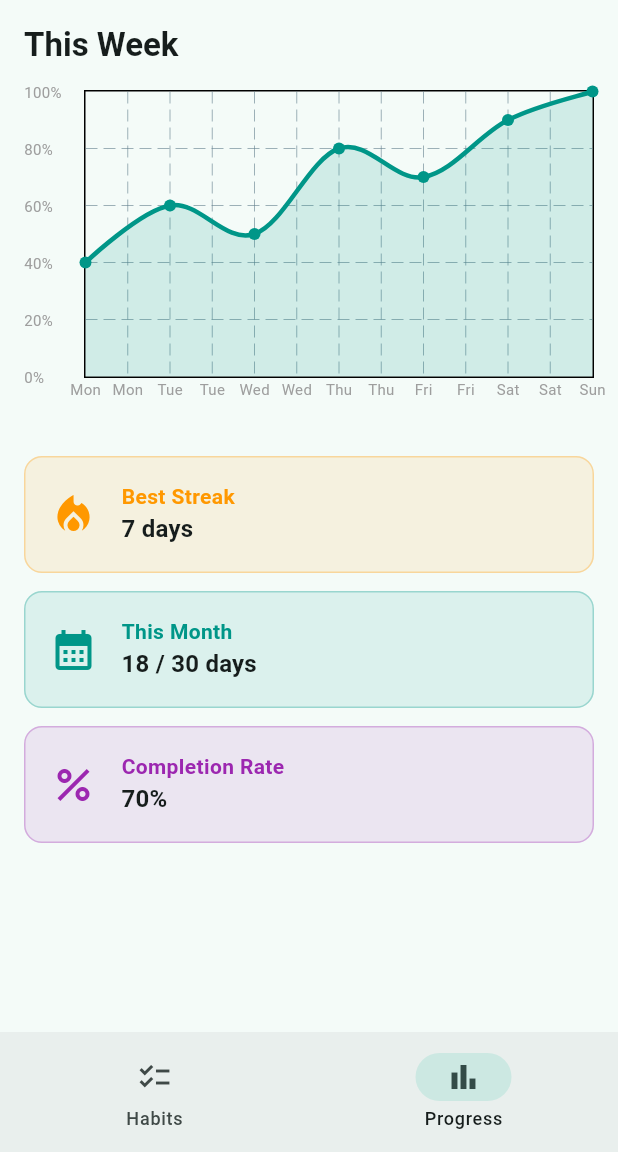
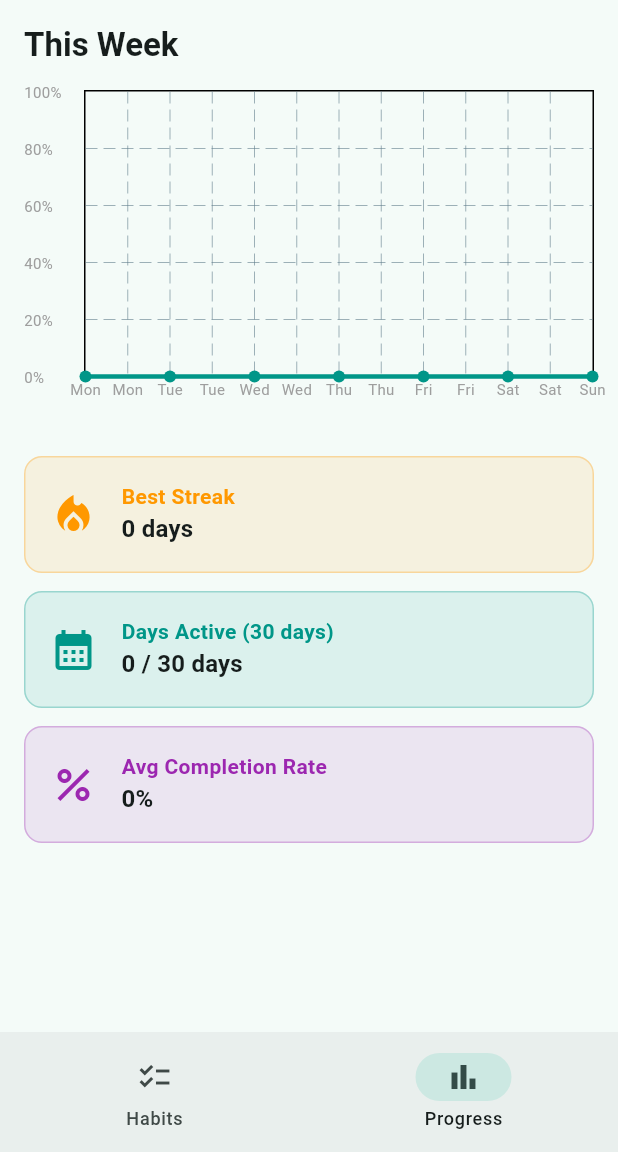
Before and after one commit to wanhazmim/reset30-wanlegacy, a Flutter app: the screen it shows after launch, item 2 of the bottom bar chosen, on a phone screen of 412 x 824 dp, the part 84-1236 px from its top. Run offline on Flutter 3.47's test engine with Material 3 defaults, Android fonts, the phone set to English and light mode, and no system bars; drawn by our look-alikes of fl_chart; our stand-ins replace shared_preferences.

Commit message:
Add data persistence with shared_preferences
- Save streak and done status per habit to SharedPreferences
- Auto daily reset: on new day, habits marked undone have streak reset to 0
- Save daily completion history (last 30 days) for the Progress chart
- Progress screen now shows real data: best streak, days active, avg completion %
- Weekly chart pulls from saved history instead of hardcoded values

https://claude.ai/code/session_019S5zzxMdkTcmasDp3odoLe

```diff
--- a/lib/main.dart
+++ b/lib/main.dart
@@ -1,12 +1,16 @@
 import 'package:flutter/material.dart';
+import 'package:shared_preferences/shared_preferences.dart';
 import 'screens/dashboard_screen.dart';
 
-void main() {
-  runApp(const Reset30App());
+void main() async {
+  WidgetsFlutterBinding.ensureInitialized();
+  final prefs = await SharedPreferences.getInstance();
+  runApp(Reset30App(prefs: prefs));
 }
 
 class Reset30App extends StatelessWidget {
-  const Reset30App({super.key});
+  final SharedPreferences prefs;
+  const Reset30App({super.key, required this.prefs});
 
   @override
   Widget build(BuildContext context) {
@@ -16,7 +20,7 @@ class Reset30App extends StatelessWidget {
         colorScheme: ColorScheme.fromSeed(seedColor: Colors.teal),
         useMaterial3: true,
       ),
-      home: const DashboardScreen(),
+      home: DashboardScreen(prefs: prefs),
       debugShowCheckedModeBanner: false,
     );
   }
--- a/lib/screens/dashboard_screen.dart
+++ b/lib/screens/dashboard_screen.dart
@@ -1,9 +1,11 @@
 import 'package:flutter/material.dart';
+import 'package:shared_preferences/shared_preferences.dart';
 import 'habit_screen.dart';
 import 'progress_chart.dart';
 
 class DashboardScreen extends StatefulWidget {
-  const DashboardScreen({super.key});
+  final SharedPreferences prefs;
+  const DashboardScreen({super.key, required this.prefs});
 
   @override
   State<DashboardScreen> createState() => _DashboardScreenState();
@@ -12,13 +14,13 @@ class DashboardScreen extends StatefulWidget {
 class _DashboardScreenState extends State<DashboardScreen> {
   int _currentIndex = 0;
 
-  static const List<Widget> _screens = [
-    HabitScreen(),
-    ProgressChart(),
-  ];
-
   @override
   Widget build(BuildContext context) {
+    final screens = [
+      HabitScreen(prefs: widget.prefs),
+      ProgressChart(prefs: widget.prefs),
+    ];
+
     return Scaffold(
       appBar: AppBar(
         title: const Text('RESET30'),
@@ -26,13 +28,14 @@ class _DashboardScreenState extends State<DashboardScreen> {
         backgroundColor: Colors.teal,
         foregroundColor: Colors.white,
       ),
-      body: _screens[_currentIndex],
+      body: screens[_currentIndex],
       bottomNavigationBar: NavigationBar(
         selectedIndex: _currentIndex,
         onDestinationSelected: (index) => setState(() => _currentIndex = index),
         destinations: const [
           NavigationDestination(icon: Icon(Icons.checklist), label: 'Habits'),
-          NavigationDestination(icon: Icon(Icons.bar_chart), label: 'Progress'),
+          NavigationDestination(
+              icon: Icon(Icons.bar_chart), label: 'Progress'),
         ],
       ),
     );
--- a/lib/screens/progress_chart.dart
+++ b/lib/screens/progress_chart.dart
@@ -1,13 +1,61 @@
 import 'package:flutter/material.dart';
+import 'package:shared_preferences/shared_preferences.dart';
 import '../widgets/line_chart.dart';
 
 class ProgressChart extends StatelessWidget {
-  const ProgressChart({super.key});
+  final SharedPreferences prefs;
+  const ProgressChart({super.key, required this.prefs});
+
+  List<double> _getWeekData() {
+    final history = prefs.getStringList('history') ?? [];
+    // Get last 7 entries
+    final recent = history.length > 7
+        ? history.sublist(history.length - 7)
+        : history;
+    // Pad with zeros if less than 7 days
+    final padded = List<double>.filled(7, 0);
+    for (int i = 0; i < recent.length; i++) {
+      final parts = recent[i].split(':');
+      if (parts.length == 2) {
+        padded[i + (7 - recent.length)] = double.tryParse(parts[1]) ?? 0;
+      }
+    }
+    return padded;
+  }
+
+  int _getBestStreak() {
+    int best = 0;
+    for (int i = 0; i < 7; i++) {
+      final s = prefs.getInt('streak_$i') ?? 0;
+      if (s > best) best = s;
+    }
+    return best;
+  }
+
+  int _getDaysActive() {
+    final history = prefs.getStringList('history') ?? [];
+    return history.where((e) {
+      final parts = e.split(':');
+      return parts.length == 2 && (int.tryParse(parts[1]) ?? 0) > 0;
+    }).length;
+  }
+
+  int _getAvgCompletion() {
+    final history = prefs.getStringList('history') ?? [];
+    if (history.isEmpty) return 0;
+    final total = history.fold<int>(0, (sum, e) {
+      final parts = e.split(':');
+      return sum + (int.tryParse(parts.length == 2 ? parts[1] : '0') ?? 0);
+    });
+    return total ~/ history.length;
+  }
 
   @override
   Widget build(BuildContext context) {
-    // Sample weekly completion percentages
-    final weekData = [40.0, 60.0, 50.0, 80.0, 70.0, 90.0, 100.0];
+    final weekData = _getWeekData();
+    final bestStreak = _getBestStreak();
+    final daysActive = _getDaysActive();
+    final avgCompletion = _getAvgCompletion();
 
     return SingleChildScrollView(
       padding: const EdgeInsets.all(16),
@@ -29,21 +77,21 @@ class ProgressChart extends StatelessWidget {
           const SizedBox(height: 24),
           _StatCard(
             title: 'Best Streak',
-            value: '7 days',
+            value: '$bestStreak day${bestStreak == 1 ? '' : 's'}',
             icon: Icons.local_fire_department,
             color: Colors.orange,
           ),
           const SizedBox(height: 12),
           _StatCard(
-            title: 'This Month',
-            value: '18 / 30 days',
+            title: 'Days Active (30 days)',
+            value: '$daysActive / 30 days',
             icon: Icons.calendar_month,
             color: Colors.teal,
           ),
           const SizedBox(height: 12),
           _StatCard(
-            title: 'Completion Rate',
-            value: '70%',
+            title: 'Avg Completion Rate',
+            value: '$avgCompletion%',
             icon: Icons.percent,
             color: Colors.purple,
           ),
@@ -69,6 +117,7 @@ class _StatCard extends StatelessWidget {
   @override
   Widget build(BuildContext context) {
     return Container(
+      width: double.infinity,
       padding: const EdgeInsets.all(16),
       decoration: BoxDecoration(
         color: color.withOpacity(0.1),
@@ -83,12 +132,15 @@ class _StatCard extends StatelessWidget {
             crossAxisAlignment: CrossAxisAlignment.start,
             children: [
               Text(title,
-                  style: TextStyle(color: color, fontWeight: FontWeight.w600)),
-              Text(value,
-                  style: Theme.of(context)
-                      .textTheme
-                      .titleMedium
-                      ?.copyWith(fontWeight: FontWeight.bold)),
+                  style:
+                      TextStyle(color: color, fontWeight: FontWeight.w600)),
+              Text(
+                value,
+                style: Theme.of(context)
+                    .textTheme
+                    .titleMedium
+                    ?.copyWith(fontWeight: FontWeight.bold),
+              ),
             ],
           ),
         ],
```
Also changed, not shown: lib/screens/habit_screen.dart (+96 -23 lines).
